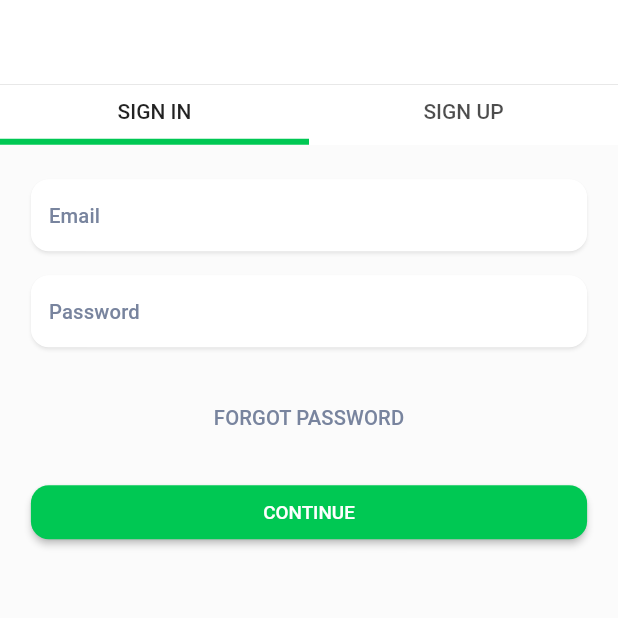
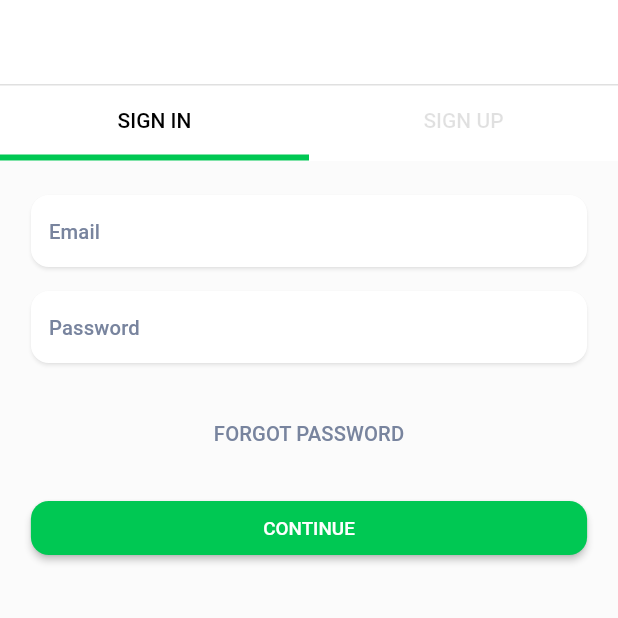
Before and after one commit to Xheghun/driver_app, a Flutter app: the screen it shows after launch, on a phone screen of 412 x 824 dp, the top half of it. Run offline on Flutter 3.47's test engine with Material 2 defaults, Android fonts, the phone set to English and light mode, and no system bars; our stand-ins replace google_fonts.

Commit message:
tabbar decoration

```diff
--- a/lib/ui/screens/auth/auth_form_holder.dart
+++ b/lib/ui/screens/auth/auth_form_holder.dart
@@ -3,6 +3,7 @@ import 'package:driver_app/ui/screens/auth/login/login_form.dart';
 import 'package:driver_app/ui/screens/auth/signup/signup_page.dart';
 import 'package:driver_app/ui/widget/tab_item.dart';
 import 'package:flutter/material.dart';
+import 'package:google_fonts/google_fonts.dart';
 
 class AuthFormHolder extends StatefulWidget {
   static const routeName = "/routeName";
@@ -34,12 +35,19 @@ class _AuthFormHolderState extends State<AuthFormHolder>
                   border: Border(
                 top: BorderSide(
                   color: Colors.black12,
-                  width: 0.5,
+                  width: 1,
                 ),
               )),
               child: TabBar(
                 tabs: tabs,
                 controller: _tabController,
+                unselectedLabelStyle: GoogleFonts.roboto(
+                  color: Colors.black12,
+                ),
+                labelStyle: GoogleFonts.roboto(
+                  color: Colors.black,
+                  fontWeight: FontWeight.w500,
+                ),
                 indicatorWeight: 4.0,
                 indicatorColor: colorPrimary,
               ),
--- a/lib/ui/widget/tab_item.dart
+++ b/lib/ui/widget/tab_item.dart
@@ -7,7 +7,7 @@ class TabItem extends StatelessWidget {
   @override
   Widget build(BuildContext context) {
     return Container(
-      padding: EdgeInsets.symmetric(vertical: 10),
+      padding: EdgeInsets.symmetric(vertical: 15),
       child: Text(title),
     );
   }
```
